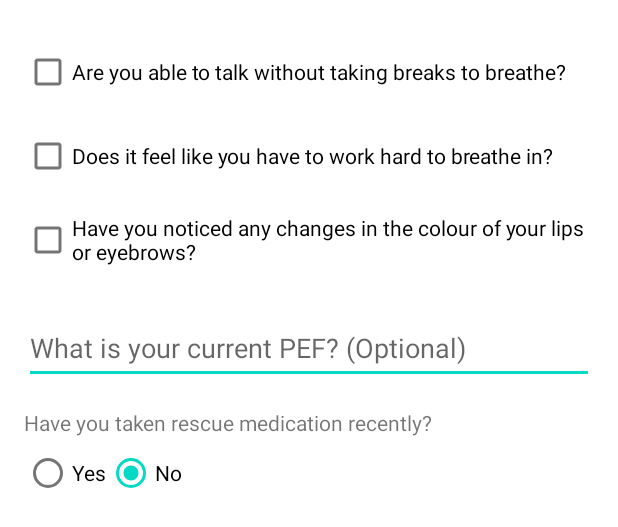
After one commit to mhamza1906/B07-SMART-AIR, an Android app: the layout activity_triage.xml on its own in the app's theme, with its tools: preview values and no code run, on a phone screen of 412 x 824 dp. The commit adds this screen. Shown: the top 527 px of the screen. Run offline under Robolectric (Android 15) with nearby library versions, the phone set to English and light mode, and no system bars.

Commit message:
created TriageActivity and activity_triage xml file

```diff
--- /dev/null
+++ b/app/src/main/res/layout/activity_triage.xml
@@ -0,0 +1,136 @@
+<?xml version="1.0" encoding="utf-8"?>
+<ScrollView xmlns:android="http://schemas.android.com/apk/res/android"
+    xmlns:app="http://schemas.android.com/apk/res-auto"
+    xmlns:tools="http://schemas.android.com/tools"
+    android:layout_width="match_parent"
+    android:layout_height="match_parent"
+    android:fillViewport="true">
+
+    <androidx.constraintlayout.widget.ConstraintLayout
+        android:layout_width="match_parent"
+        android:layout_height="wrap_content"
+        android:padding="16dp"
+        tools:context=".TriageActivity">
+
+        <!-- FIX 1: Constrain the first checkbox to the top of the parent layout -->
+        <CheckBox
+            android:id="@+id/chkBreathingBreaks"
+            android:layout_width="0dp"
+            android:layout_height="wrap_content"
+            android:layout_marginTop="8dp"
+            android:text="@string/breathingBreaks"
+            android:minHeight="48dp"
+            app:layout_constraintEnd_toEndOf="parent"
+            app:layout_constraintStart_toStartOf="parent"
+            app:layout_constraintTop_toTopOf="parent" />
+
+        <!-- FIX 2: Use 'text' instead of 'hint' for CheckBoxes, Buttons, etc. -->
+        <CheckBox
+            android:id="@+id/chkHardToBreathe"
+            android:layout_width="0dp"
+            android:layout_height="wrap_content"
+            android:layout_marginTop="8dp"
+            android:minHeight="48dp"
+            android:text="@string/hardToBreathe"
+            app:layout_constraintEnd_toEndOf="parent"
+            app:layout_constraintStart_toStartOf="parent"
+            app:layout_constraintTop_toBottomOf="@id/chkBreathingBreaks" />
+
+        <CheckBox
+            android:id="@+id/chkLipColorChange"
+            android:layout_width="0dp"
+            android:layout_height="wrap_content"
+            android:layout_marginTop="8dp"
+            android:minHeight="48dp"
+            android:text="@string/lipColorChange"
+            app:layout_constraintEnd_toEndOf="parent"
+            app:layout_constraintStart_toStartOf="parent"
+            app:layout_constraintTop_toBottomOf="@id/chkHardToBreathe"/>
+
+        <EditText
+            android:id="@+id/editCurrentPEF"
+            android:layout_width="0dp"
+            android:layout_height="wrap_content"
+            android:layout_marginTop="24dp"
+            android:autofillHints="currentPEF"
+            android:hint="@string/currentPEF"
+            android:inputType="number"
+            android:minHeight="48dp"
+            app:layout_constraintEnd_toEndOf="parent"
+            app:layout_constraintStart_toStartOf="parent"
+            app:layout_constraintTop_toBottomOf="@id/chkLipColorChange" />
+
+        <TextView
+            android:id="@+id/rescueMedTitle"
+            android:layout_width="0dp"
+            android:layout_height="wrap_content"
+            android:layout_marginTop="16dp"
+            android:text="@string/rescueMed"
+            app:layout_constraintEnd_toEndOf="parent"
+            app:layout_constraintStart_toStartOf="parent"
+            app:layout_constraintTop_toBottomOf="@id/editCurrentPEF"/>
+
+        <RadioGroup
+            android:id="@+id/rgRescueMed"
+            android:layout_width="0dp"
+            android:layout_height="wrap_content"
+            android:orientation="horizontal"
+            app:layout_constraintStart_toStartOf="parent"
+            app:layout_constraintEnd_toEndOf="parent"
+            app:layout_constraintTop_toBottomOf="@id/rescueMedTitle">
+
+            <RadioButton
+                android:id="@+id/rbMedYes"
+                android:layout_width="wrap_content"
+                android:layout_height="wrap_content"
+                android:text="@string/yes" />
+
+            <RadioButton
+                android:id="@+id/rbMedNo"
+                android:layout_width="wrap_content"
+                android:layout_height="wrap_content"
+                android:checked="true"
+                android:text="@string/no" />
+        </RadioGroup>
+
+        <EditText
+            android:id="@+id/editMedTime"
+            android:layout_width="0dp"
+            android:layout_height="wrap_content"
+            android:autofillHints="howLongAgo"
+            android:hint="@string/howLongAgo"
+            android:inputType="text"
+            android:minHeight="48dp"
+            android:visibility="gone"
+            app:layout_constraintEnd_toEndOf="parent"
+            app:layout_constraintStart_toStartOf="parent"
+            app:layout_constraintTop_toBottomOf="@id/rgRescueMed" />
+
+        <TextView
+            android:id="@+id/txtActionPlan"
+            android:layout_width="0dp"
+            android:layout_height="wrap_content"
+            android:layout_marginTop="24dp"
+            android:text="@string/actionPlan"
+            android:textSize="16sp"
+            android:textStyle="bold"
+            android:visibility="gone"
+            app:layout_constraintEnd_toEndOf="parent"
+            app:layout_constraintStart_toStartOf="parent"
+            app:layout_constraintTop_toBottomOf="@id/editMedTime" />
+
+        <Button
+            android:id="@+id/btnEmergencyCall"
+            android:layout_width="0dp"
+            android:layout_height="wrap_content"
+            android:layout_marginTop="32dp"
+            android:backgroundTint="#D32F2F"
+            android:text="@string/emergencyCallButton"
+            android:textColor="@android:color/white"
+            android:visibility="gone"
+            app:layout_constraintEnd_toEndOf="parent"
+            app:layout_constraintStart_toStartOf="parent"
+            app:layout_constraintTop_toBottomOf="@id/txtActionPlan" />
+
+    </androidx.constraintlayout.widget.ConstraintLayout>
+</ScrollView>
--- a/app/src/main/res/values/strings.xml
+++ b/app/src/main/res/values/strings.xml
@@ -11,6 +11,24 @@
     <string name="credentialRecovery">"Forget Password?"</string>
     <string name="jumpIntoSignUp">"DON'T HAVE AN ACCOUNT?"</string>
     <string name="childSignInButtonWithParentName">"SIGN IN WITH YOUR PARENT ACCOUNT"</string>
+    <string name="breathingBreaks">"Are you able to talk without taking breaks to breathe?"</string>
+    <string name="hardToBreathe">"Does it feel like you have to work hard to breathe in?"</string>
+    <string name="lipColorChange">"Have you noticed any changes in the colour of your lips or eyebrows?"</string>
+    <string name="currentPEF">"What is your current PEF? (Optional)"</string>
+    <string name="rescueMed">"Have you taken rescue medication recently?"</string>
+    <string name="actionPlan">"Your action plan will appear here"</string>
+    <string name="emergencyCallButton">"CALL EMERGENCY SERVICES"</string>
+    <string name="howLongAgo">"How long ago? (e.g., 5 mins)"</string>
+    <string name="yes">"Yes"</string>
+    <string name="no">"No"</string>
+    <string name="triageMode">"Red Flag Symptoms"</string>
+    <string name="prompt_enter_current_pef">Please enter your current PEF to see your action plan.</string>
+    <string name="pb_not_set">Your PEF Personal Best is not set. Cannot determine action plan.</string>
+    <string name="green_zone">Green Zone: Your asthma is well-controlled. Continue your current medication plan.</string>
+    <string name="yellow_zone">Yellow Zone: Your asthma is worsening. Use your rescue inhaler as prescribed. Be cautious.</string>
+    <string name="red_zone">Red Zone: Medical alert! Use your rescue inhaler immediately. Your symptoms are severe.</string>
+
+
     <string-array name="accountType">
         <item>Select Account Type</item>
         <item>Parent</item>
```
Also changed, not shown: app/src/main/java/com/example/smart_air/TriageActivity.java (added, +256 -0 lines).
